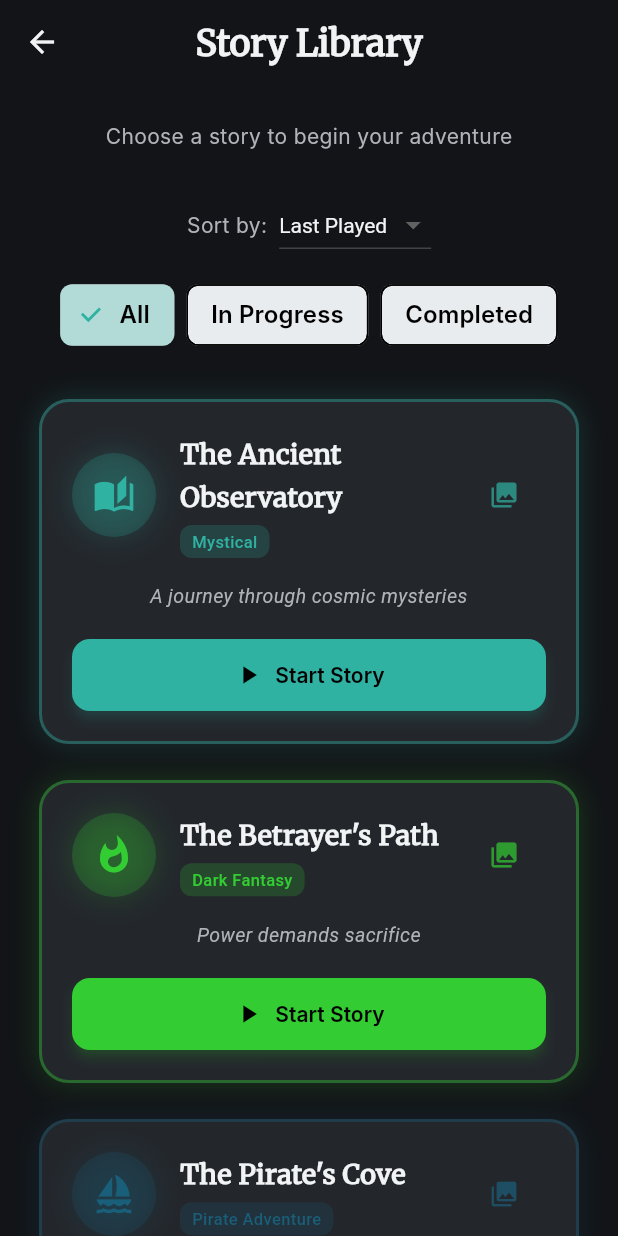
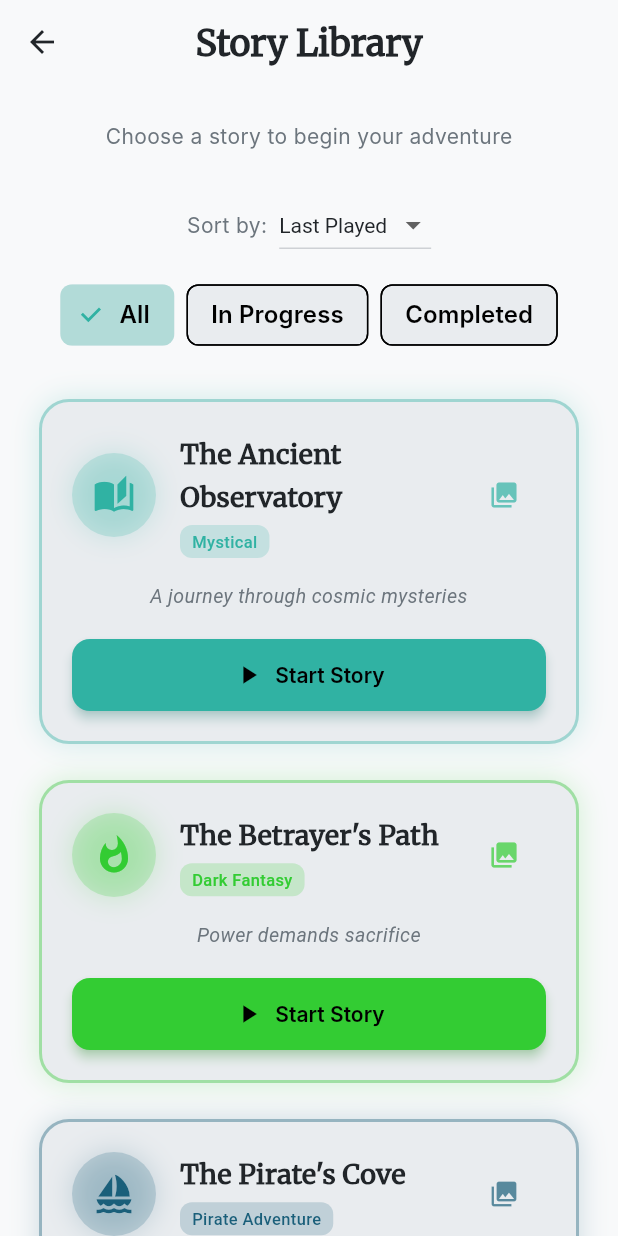
Before and after one commit to hammerheart92/StoryForge, a Flutter app: the screen it shows after launch, after a tap on "Story Library", on a phone screen of 412 x 824 dp. Run offline on Flutter 3.47's test engine with Material 3 defaults, Android fonts, the phone set to English and light mode, and no system bars; our stand-ins replace flutter_riverpod, shared_preferences, video_player; network calls fail; Roboto replaces fonts that are missing (Inter).

Commit message:
Complete theme system implementation - Light/Dark mode support
SESSION_42 COMPLETE - All screens now support Light/Dark/System themes

Core Theme System:
- Added theme provider (Riverpod) with SharedPreferences persistence
- Extended SettingsService with themeMode field
- Enhanced storyforge_theme.dart with darkTheme getter
- Integrated theme switching in MaterialApp

New Screens:
- Created dedicated Settings screen (4 sections: Appearance, Preferences, Data & Privacy, About)
- Refactored Profile screen (stats only, settings moved out)

Theme-Aware Screens (8 total):
- home_screen.dart - Main landing page
- story_library_screen.dart - Story list
- saved_story_card.dart - Story cards widget (20+ color fixes)
- tasks_screen.dart - Check-in and achievements
- check_in_card.dart - Daily check-in widget
- achievement_card.dart - Achievement cards widget
- story_endings_screen.dart - Story endings display
- story_slot_selection_screen.dart - Save slot picker

Design Token Usage:
- All screens use DesignColors.dXxx/lXxx conditionally
- No hardcoded color values
- Consistent with design system

Features:
- Light/Dark/System theme toggle in Settings
- Theme persists across app restarts
- Immediate UI updates when theme changes
- All dialogs and widgets respect theme

Bug Fixes:
- Fixed DialogTheme → DialogThemeData type error

Files Modified: 14
Files Created: 2
Total Changes: ~60+ hardcoded values replaced with theme-aware code

```diff
--- a/frontend/lib/screens/home_screen.dart
+++ b/frontend/lib/screens/home_screen.dart
@@ -16,19 +16,20 @@ class HomeScreen extends StatelessWidget {
   Widget build(BuildContext context) {
     final screenWidth = MediaQuery.of(context).size.width;
     final isDesktop = screenWidth > 600;
+    final brightness = Theme.of(context).brightness;
+    final isDark = brightness == Brightness.dark;
 
     return Scaffold(
       body: Stack(
         children: [
           // Main content with gradient background
           Container(
-            // Option B: Subtle vertical gradient (atmospheric depth)
-            decoration: const BoxDecoration(
+            decoration: BoxDecoration(
               gradient: LinearGradient(
                 begin: Alignment.topCenter,
                 end: Alignment.bottomCenter,
-                colors: DesignColors.appGradient,
-                stops: [0.0, 0.5, 1.0],
+                colors: StoryForgeTheme.getGradientColors(brightness),
+                stops: const [0.0, 0.5, 1.0],
               ),
             ),
             child: SafeArea(
@@ -51,12 +52,12 @@ class HomeScreen extends StatelessWidget {
                                 ? StoryForgeTheme.homeTitleSizeDesktop
                                 : StoryForgeTheme.homeTitleSizeMobile,
                             fontWeight: FontWeight.bold,
-                            color: DesignColors.dPrimaryText,
+                            color: StoryForgeTheme.getPrimaryTextColor(brightness),
                             letterSpacing: 2.0,
                             shadows: [
                               // Subtle text glow for drama
                               Shadow(
-                                color: DesignColors.dPrimaryText.withOpacity(0.3),
+                                color: StoryForgeTheme.getPrimaryTextColor(brightness).withOpacity(0.3),
                                 blurRadius: 8,
                                 offset: const Offset(0, 0),
                               ),
@@ -76,7 +77,7 @@ class HomeScreen extends StatelessWidget {
                                 ? StoryForgeTheme.homeSubtitleSizeDesktop
                                 : StoryForgeTheme.homeSubtitleSizeMobile,
                             fontStyle: FontStyle.italic,
-                            color: DesignColors.dSecondaryText,
+                            color: StoryForgeTheme.getSecondaryTextColor(brightness),
                             letterSpacing: 1.2,
                             height: 1.5,
                           ),
@@ -90,6 +91,7 @@ class HomeScreen extends StatelessWidget {
 
                         // Story Library Button
                         _StoryLibraryButton(
+                          isDark: isDark,
                           onTap: () async {
                             if (!context.mounted) return;
 
@@ -165,9 +167,13 @@ class HomeScreen extends StatelessWidget {
 
 /// Story Library button with teal glow effect
 class _StoryLibraryButton extends StatelessWidget {
+  final bool isDark;
   final VoidCallback onTap;
 
-  const _StoryLibraryButton({required this.onTap});
+  const _StoryLibraryButton({
+    required this.isDark,
+    required this.onTap,
+  });
 
   @override
   Widget build(BuildContext context) {
@@ -179,7 +185,7 @@ class _StoryLibraryButton extends StatelessWidget {
         width: StoryForgeTheme.homeButtonWidth,
         height: StoryForgeTheme.homeButtonHeight,
         decoration: BoxDecoration(
-          color: DesignColors.dSurfaces,
+          color: isDark ? DesignColors.dSurfaces : DesignColors.lSurfaces,
           borderRadius: BorderRadius.circular(
             StoryForgeTheme.homeButtonRadius,
           ),
@@ -231,7 +237,7 @@ class _StoryLibraryButton extends StatelessWidget {
                     style: TextStyle(
                       fontSize: 18, // Button text size
                       fontWeight: FontWeight.w600,
-                      color: DesignColors.dPrimaryText,
+                      color: isDark ? DesignColors.dPrimaryText : DesignColors.lPrimaryText,
                       letterSpacing: 0.5,
                     ),
                   ),
--- a/frontend/lib/screens/story_library_screen.dart
+++ b/frontend/lib/screens/story_library_screen.dart
@@ -28,14 +28,18 @@ class _StoryLibraryScreenState extends ConsumerState<StoryLibraryScreen> {
     final savesAsync = ref.watch(saveListProvider);
     final screenWidth = MediaQuery.of(context).size.width;
     final isDesktop = screenWidth > 800;
+    final isDark = Theme.of(context).brightness == Brightness.dark;
 
     return Scaffold(
-      backgroundColor: DesignColors.dBackground,
+      backgroundColor: isDark ? DesignColors.dBackground : DesignColors.lBackground,
       appBar: AppBar(
         backgroundColor: Colors.transparent,
         elevation: 0,
         leading: IconButton(
-          icon: Icon(Icons.arrow_back, color: DesignColors.dPrimaryText),
+          icon: Icon(
+            Icons.arrow_back,
+            color: isDark ? DesignColors.dPrimaryText : DesignColors.lPrimaryText,
+          ),
           onPressed: () => Navigator.pop(context),
         ),
         title: Text(
@@ -44,21 +48,20 @@ class _StoryLibraryScreenState extends ConsumerState<StoryLibraryScreen> {
             fontFamily: 'Merriweather',
             fontSize: DesignTypography.headingMedium.fontSize,
             fontWeight: FontWeight.bold,
-            color: DesignColors.dPrimaryText,
+            color: isDark ? DesignColors.dPrimaryText : DesignColors.lPrimaryText,
           ),
         ),
         centerTitle: true,
       ),
       body: savesAsync.when(
-        loading: () => _buildLoading(),
-        error: (error, stack) => _buildError(error),
-        data: (saves) => _buildLibrary(saves, isDesktop),
+        loading: () => _buildLoading(isDark),
+        error: (error, stack) => _buildError(error, isDark),
+        data: (saves) => _buildLibrary(saves, isDesktop, isDark),
       ),
-      // Phase B: FAB removed - gallery access is now via story card icons
     );
   }
 
-  Widget _buildLoading() {
+  Widget _buildLoading(bool isDark) {
     return Center(
       child: Column(
         mainAxisAlignment: MainAxisAlignment.center,
@@ -70,8 +73,8 @@ class _StoryLibraryScreenState extends ConsumerState<StoryLibraryScreen> {
           Text(
             'Loading your stories...',
             style: TextStyle(
-              color: DesignColors.dSecondaryText,
-              fontSize: 14, // Helper text size
+              color: isDark ? DesignColors.dSecondaryText : DesignColors.lSecondaryText,
+              fontSize: 14,
             ),
           ),
         ],
@@ -79,7 +82,7 @@ class _StoryLibraryScreenState extends ConsumerState<StoryLibraryScreen> {
     );
   }
 
-  Widget _buildError(Object error) {
+  Widget _buildError(Object error, bool isDark) {
     return Center(
       child: Padding(
         padding: EdgeInsets.all(DesignSpacing.xl),
@@ -88,15 +91,15 @@ class _StoryLibraryScreenState extends ConsumerState<StoryLibraryScreen> {
           children: [
             Icon(
               Icons.error_outline,
-              color: DesignColors.dDanger,
-              size: StoryForgeTheme.iconSizeLarge + 16, // 48
+              color: isDark ? DesignColors.dDanger : DesignColors.lDanger,
+              size: StoryForgeTheme.iconSizeLarge + 16,
             ),
             SizedBox(height: DesignSpacing.md),
             Text(
               'Failed to load saves',
               style: TextStyle(
-                color: DesignColors.dPrimaryText,
-                fontSize: 18, // Body text size
+                color: isDark ? DesignColors.dPrimaryText : DesignColors.lPrimaryText,
+                fontSize: 18,
                 fontWeight: FontWeight.bold,
               ),
             ),
@@ -104,8 +107,8 @@ class _StoryLibraryScreenState extends ConsumerState<StoryLibraryScreen> {
             Text(
               error.toString(),
               style: TextStyle(
-                color: DesignColors.dSecondaryText,
-                fontSize: 14, // Helper text size
+                color: isDark ? DesignColors.dSecondaryText : DesignColors.lSecondaryText,
+                fontSize: 14,
               ),
               textAlign: TextAlign.center,
             ),
@@ -125,7 +128,7 @@ class _StoryLibraryScreenState extends ConsumerState<StoryLibraryScreen> {
     );
   }
 
-  Widget _buildSortFilterControls() {
+  Widget _buildSortFilterControls(bool isDark) {
     final sortOrder = ref.watch(sortOrderProvider);
     final filter = ref.watch(filterProvider);
 
@@ -140,15 +143,23 @@ class _StoryLibraryScreenState extends ConsumerState<StoryLibraryScreen> {
           Row(
             mainAxisAlignment: MainAxisAlignment.center,
             children: [
-              Text('Sort by:', style: TextStyle(color: DesignColors.dSecondaryText)),
+              Text(
+                'Sort by:',
+                style: TextStyle(
+                  color: isDark ? DesignColors.dSecondaryText : DesignColors.lSecondaryText,
+                ),
+              ),
               SizedBox(width: DesignSpacing.sm),
               DropdownButton<String>(
                 value: sortOrder,
-                dropdownColor: DesignColors.dSurfaces,
-                style: TextStyle(color: DesignColors.dPrimaryText),
+                dropdownColor: isDark ? DesignColors.dSurfaces : DesignColors.lSurfaces,
+                style: TextStyle(
+                  color: isDark ? DesignColors.dPrimaryText : DesignColors.lPrimaryText,
+                ),
                 underline: Container(
                   height: 1,
-                  color: DesignColors.dSecondaryText.withValues(alpha: 0.3),
+                  color: (isDark ? DesignColors.dSecondaryText : DesignColors.lSecondaryText)
+                      .withValues(alpha: 0.3),
                 ),
                 items: [
                   DropdownMenuItem(value: 'lastPlayed', child: Text('Last Played')),
@@ -159,8 +170,8 @@ class _StoryLibraryScreenState extends ConsumerState<StoryLibraryScreen> {
               ),
             ],
           ),
-          SizedBox(height: DesignSpacing.sm + 4), // 12
-          // Filter chips - use Wrap to allow wrapping on narrow screens
+          SizedBox(height: DesignSpacing.sm + 4),
+          // Filter chips
           Wrap(
             alignment: WrapAlignment.center,
             spacing: DesignSpacing.sm,
@@ -194,7 +205,7 @@ class _StoryLibraryScreenState extends ConsumerState<StoryLibraryScreen> {
     );
   }
 
-  Widget _buildLibrary(List<SaveInfo> saves, bool isDesktop) {
+  Widget _buildLibrary(List<SaveInfo> saves, bool isDesktop, bool isDark) {
     final stories = StoryInfo.all;
     final sortOrder = ref.watch(sortOrderProvider);
     final filter = ref.watch(filterProvider);
@@ -236,9 +247,9 @@ class _StoryLibraryScreenState extends ConsumerState<StoryLibraryScreen> {
       child: Column(
         crossAxisAlignment: CrossAxisAlignment.start,
         children: [
-          _buildSubheading(saves),
+          _buildSubheading(saves, isDark),
           SizedBox(height: DesignSpacing.md),
-          _buildSortFilterControls(),
+          _buildSortFilterControls(isDark),
           SizedBox(height: DesignSpacing.lg),
           Center(
             child: Wrap(
@@ -250,10 +261,11 @@ class _StoryLibraryScreenState extends ConsumerState<StoryLibraryScreen> {
                 return SavedStoryCard(
                   story: story,
                   save: save,
+                  isDark: isDark,
                   onContinue: () => _handleContinue(story, save),
                   onNewGame: () => _handleNewGame(story, save),
                   onDelete: save != null
-                      ? () => _handleDelete(story.id)
+                      ? () => _handleDelete(story.id, isDark)
                       : null,
                   onGallery: () => _handleGallery(story.id),
                   onViewEndings: save != null
@@ -269,7 +281,7 @@ class _StoryLibraryScreenState extends ConsumerState<StoryLibraryScreen> {
     );
   }
 
-  Widget _buildSubheading(List<SaveInfo> saves) {
+  Widget _buildSubheading(List<SaveInfo> saves, bool isDark) {
     final activeCount = saves.where((s) => !s.isCompleted).length;
     final completedCount = saves.where((s) => s.isCompleted).length;
 
@@ -288,8 +300,8 @@ class _StoryLibraryScreenState extends ConsumerState<StoryLibraryScreen> {
       child: Text(
         subtext,
         style: TextStyle(
-          color: DesignColors.dSecondaryText,
-          fontSize: 14, // Helper text size
+          color: isDark ? DesignColors.dSecondaryText : DesignColors.lSecondaryText,
+          fontSize: 14,
         ),
       ),
     );
@@ -316,7 +328,7 @@ class _StoryLibraryScreenState extends ConsumerState<StoryLibraryScreen> {
     ref.invalidate(saveListProvider);
   }
 
-  Future<void> _handleDelete(String storyId) async {
+  Future<void> _handleDelete(String storyId, bool isDark) async {
     await ref.read(saveServiceProvider).deleteSave(storyId);
     ref.invalidate(saveListProvider);
 
@@ -324,7 +336,7 @@ class _StoryLibraryScreenState extends ConsumerState<StoryLibraryScreen> {
       ScaffoldMessenger.of(context).showSnackBar(
         SnackBar(
           content: Text('Save deleted'),
-          backgroundColor: DesignColors.dSurfaces,
+          backgroundColor: isDark ? DesignColors.dSurfaces : DesignColors.lSurfaces,
           behavior: SnackBarBehavior.floating,
         ),
       );
--- a/frontend/lib/widgets/saved_story_card.dart
+++ b/frontend/lib/widgets/saved_story_card.dart
@@ -12,6 +12,7 @@ import '../theme/storyforge_theme.dart';
 class SavedStoryCard extends StatefulWidget {
   final StoryInfo story;
   final SaveInfo? save;
+  final bool isDark;
   final VoidCallback onContinue;
   final VoidCallback onNewGame;
   final VoidCallback? onDelete;
@@ -22,6 +23,7 @@ class SavedStoryCard extends StatefulWidget {
     super.key,
     required this.story,
     this.save,
+    required this.isDark,
     required this.onContinue,
     required this.onNewGame,
     this.onDelete,
@@ -35,6 +37,8 @@ class SavedStoryCard extends StatefulWidget {
 
 class _SavedStoryCardState extends State<SavedStoryCard> {
   bool _isHovered = false;
+
+  bool get isDark => widget.isDark;
 
   @override
   Widget build(BuildContext context) {
@@ -56,7 +60,7 @@ class _SavedStoryCardState extends State<SavedStoryCard> {
           width: StoryForgeTheme.storyCardWidth,
           child: Container(
             decoration: BoxDecoration(
-              color: DesignColors.dSurfaces,
+              color: isDark ? DesignColors.dSurfaces : DesignColors.lSurfaces,
               borderRadius: BorderRadius.circular(StoryForgeTheme.largeCardRadius),
               border: Border.all(
                 color: widget.story.accentColor.withValues(alpha: 0.4),
@@ -88,6 +92,8 @@ class _SavedStoryCardState extends State<SavedStoryCard> {
   }
 
   Widget _buildHeader() {
+    final successColor = isDark ? DesignColors.dSuccess : DesignColors.lSuccess;
+
     return Row(
       children: [
         Container(
@@ -115,7 +121,7 @@ class _SavedStoryCardState extends State<SavedStoryCard> {
                   fontFamily: 'Merriweather',
                   fontSize: 18,
                   fontWeight: FontWeight.bold,
-                  color: DesignColors.dPrimaryText,
+                  color: isDark ? DesignColors.dPrimaryText : DesignColors.lPrimaryText,
                 ),
                 maxLines: 2,
                 overflow: TextOverflow.ellipsis,
@@ -159,7 +165,7 @@ class _SavedStoryCardState extends State<SavedStoryCard> {
             padding: EdgeInsets.only(right: DesignSpacing.xs),
             child: IconButton(
               icon: Icon(Icons.emoji_events, size: StoryForgeTheme.iconSizeRegular),
-              color: DesignColors.dSuccess.withValues(alpha: 0.7),
+              color: successColor.withValues(alpha: 0.7),
               tooltip: 'View Endings',
               onPressed: widget.onViewEndings,
               constraints: BoxConstraints(minWidth: 36, minHeight: 36),
@@ -171,12 +177,12 @@ class _SavedStoryCardState extends State<SavedStoryCard> {
             padding: EdgeInsets.all(6), // Non-standard badge padding
             decoration: BoxDecoration(
               shape: BoxShape.circle,
-              color: DesignColors.dSuccess.withValues(alpha: 0.2),
+              color: successColor.withValues(alpha: 0.2),
             ),
             child: Icon(
               Icons.check_circle,
               size: StoryForgeTheme.iconSizeRegular,
-              color: DesignColors.dSuccess,
+              color: successColor,
             ),
           ),
       ],
@@ -190,7 +196,7 @@ class _SavedStoryCardState extends State<SavedStoryCard> {
         fontFamily: 'Roboto',
         fontSize: 13,
         fontStyle: FontStyle.italic,
-        color: DesignColors.dSecondaryText,
+        color: isDark ? DesignColors.dSecondaryText : DesignColors.lSecondaryText,
         height: 1.4,
       ),
       textAlign: TextAlign.center,
@@ -200,6 +206,9 @@ class _SavedStoryCardState extends State<SavedStoryCard> {
   Widget _buildProgress() {
     final save = widget.save!;
     final isCompleted = save.isCompleted;
+    final successColor = isDark ? DesignColors.dSuccess : DesignColors.lSuccess;
+    final primaryText = isDark ? DesignColors.dPrimaryText : DesignColors.lPrimaryText;
+    final secondaryText = isDark ? DesignColors.dSecondaryText : DesignColors.lSecondaryText;
 
     // Character info row (same for both states)
     final characterRow = Row(
@@ -217,7 +226,7 @@ class _SavedStoryCardState extends State<SavedStoryCard> {
               fontFamily: 'Roboto',
               fontSize: 12,
               fontWeight: FontWeight.w500,
-              color: DesignColors.dPrimaryText,
+              color: primaryText,
             ),
             overflow: TextOverflow.ellipsis,
           ),
@@ -227,7 +236,7 @@ class _SavedStoryCardState extends State<SavedStoryCard> {
           style: TextStyle(
             fontFamily: 'Roboto',
             fontSize: 11,
-            color: DesignColors.dSecondaryText,
+            color: secondaryText,
           ),
         ),
       ],
@@ -242,19 +251,19 @@ class _SavedStoryCardState extends State<SavedStoryCard> {
           Container(
             padding: EdgeInsets.symmetric(horizontal: DesignSpacing.sm + 4, vertical: DesignSpacing.xs + 2), // 12, 6
             decoration: BoxDecoration(
-              color: DesignColors.dSuccess.withValues(alpha: 0.2),
+              color: successColor.withValues(alpha: 0.2),
               borderRadius: BorderRadius.circular(StoryForgeTheme.cardRadius),
-              border: Border.all(color: DesignColors.dSuccess),
+              border: Border.all(color: successColor),
             ),
             child: Row(
               mainAxisSize: MainAxisSize.min,
               children: [
-                Icon(Icons.check_circle, color: DesignColors.dSuccess, size: 16), // Non-standard icon size
+                Icon(Icons.check_circle, color: successColor, size: 16), // Non-standard icon size
                 SizedBox(width: DesignSpacing.xs),
                 Text(
                   'Completed',
                   style: TextStyle(
-                    color: DesignColors.dSuccess,
+                    color: successColor,
                     fontWeight: FontWeight.bold,
                     fontSize: 12,
                   ),
@@ -268,7 +277,7 @@ class _SavedStoryCardState extends State<SavedStoryCard> {
             style: TextStyle(
               fontFamily: 'Roboto',
               fontSize: 10,
-              color: DesignColors.dSecondaryText,
+              color: secondaryText,
             ),
           ),
         ],
@@ -285,7 +294,7 @@ class _SavedStoryCardState extends State<SavedStoryCard> {
           borderRadius: BorderRadius.circular(StoryForgeTheme.chipRadius),
           child: LinearProgressIndicator(
             value: progress,
-            backgroundColor: DesignColors.dBackground,
+            backgroundColor: isDark ? DesignColors.dBackground : DesignColors.lBackground,
             valueColor: AlwaysStoppedAnimation<Color>(widget.story.accentColor),
             minHeight: 6,
           ),
@@ -299,7 +308,7 @@ class _SavedStoryCardState extends State<SavedStoryCard> {
               style: TextStyle(
                 fontFamily: 'Roboto',
                 fontSize: 10,
-                color: DesignColors.dSecondaryText,
+                color: secondaryText,
               ),
             ),
             Text(
@@ -320,6 +329,7 @@ class _SavedStoryCardState extends State<SavedStoryCard> {
   Widget _buildButtons() {
     final hasSave = widget.save != null;
     final isCompleted = widget.save?.isCompleted == true;
+    final secondaryText = isDark ? DesignColors.dSecondaryText : DesignColors.lSecondaryText;
 
     if (!hasSave) {
       // No save - only show "Start Story" button
@@ -382,10 +392,10 @@ class _SavedStoryCardState extends State<SavedStoryCard> {
             child: OutlinedButton(
               onPressed: widget.onNewGame,
               style: OutlinedButton.styleFrom(
-                foregroundColor: DesignColors.dSecondaryText,
+                foregroundColor: secondaryText,
                 padding: EdgeInsets.symmetric(horizontal: DesignSpacing.sm + 4, vertical: DesignSpacing.sm + 4), // 12, 12
                 side: BorderSide(
-                  color: DesignColors.dSecondaryText.withValues(alpha: 0.5),
+                  color: secondaryText.withValues(alpha: 0.5),
                   width: 1.5,
                 ),
                 shape: RoundedRectangleBorder(
@@ -421,24 +431,29 @@ class _SavedStoryCardState extends State<SavedStoryCard> {
   }
 
   void _showDeleteDialog(BuildContext context) {
+    final surfaceColor = isDark ? DesignColors.dSurfaces : DesignColors.lSurfaces;
+    final primaryText = isDark ? DesignColors.dPrimaryText : DesignColors.lPrimaryText;
+    final secondaryText = isDark ? DesignColors.dSecondaryText : DesignColors.lSecondaryText;
+    final dangerColor = isDark ? DesignColors.dDanger : DesignColors.lDanger;
+
     showDialog(
       context: context,
       builder: (context) => AlertDialog(
-        backgroundColor: DesignColors.dSurfaces,
+        backgroundColor: surfaceColor,
         shape: RoundedRectangleBorder(
           borderRadius: BorderRadius.circular(StoryForgeTheme.pillRadius),
         ),
         title: Text(
           'Delete Save?',
           style: TextStyle(
-            color: DesignColors.dPrimaryText,
+            color: primaryText,
             fontFamily: 'Merriweather',
           ),
         ),
         content: Text(
           'Your progress in "${widget.story.title}" will be permanently deleted.',
           style: TextStyle(
-            color: DesignColors.dSecondaryText,
+            color: secondaryText,
           ),
         ),
         actions: [
@@ -446,7 +461,7 @@ class _SavedStoryCardState extends State<SavedStoryCard> {
             onPressed: () => Navigator.pop(context),
             child: Text(
               'Cancel',
-              style: TextStyle(color: DesignColors.dSecondaryText),
+              style: TextStyle(color: secondaryText),
             ),
           ),
           TextButton(
@@ -456,7 +471,7 @@ class _SavedStoryCardState extends State<SavedStoryCard> {
             },
             child: Text(
               'Delete',
-              style: TextStyle(color: DesignColors.dDanger),
+              style: TextStyle(color: dangerColor),
             ),
           ),
         ],
```
Also changed, not shown: frontend/lib/screens/story_endings_screen.dart (+62 -36 lines), frontend/lib/screens/story_slot_selection_screen.dart (+47 -29 lines), frontend/lib/screens/tasks_screen.dart (+18 -15 lines), frontend/lib/widgets/achievement_card.dart (+23 -15 lines), frontend/lib/widgets/check_in_card.dart (+23 -10 lines), frontend/lib/widgets/save_slot_card.dart (+33 -21 lines).
